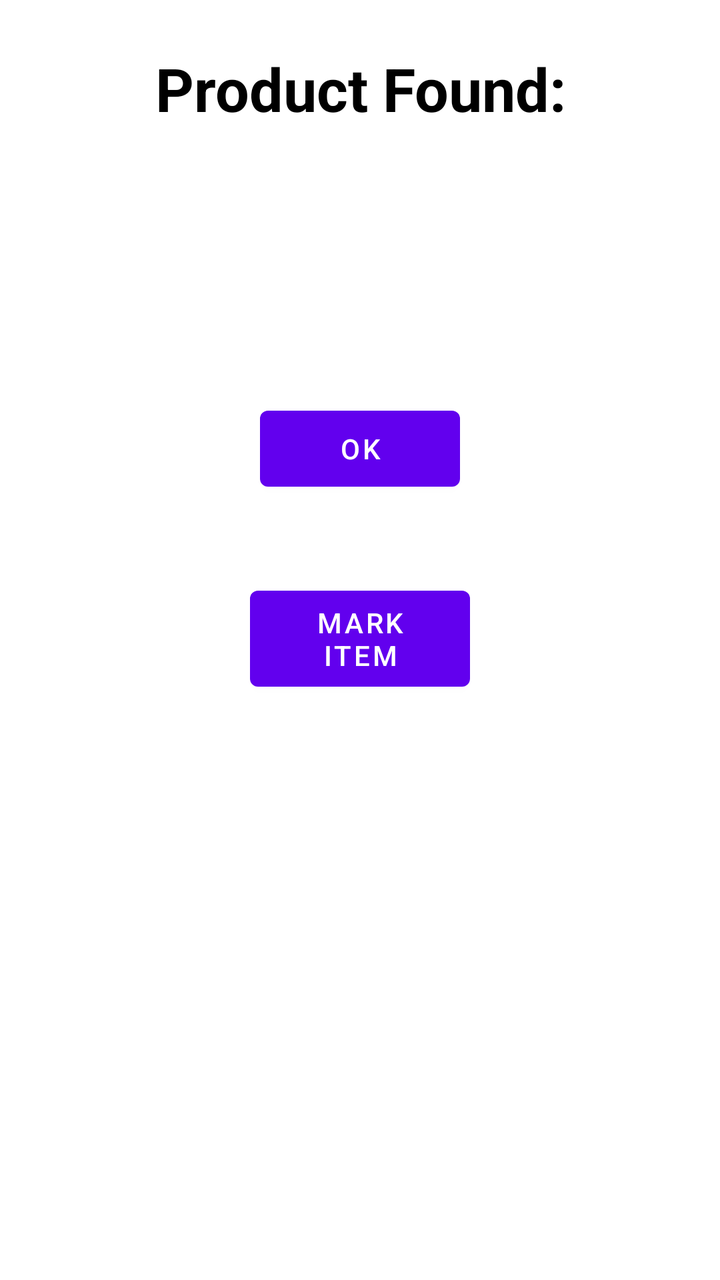
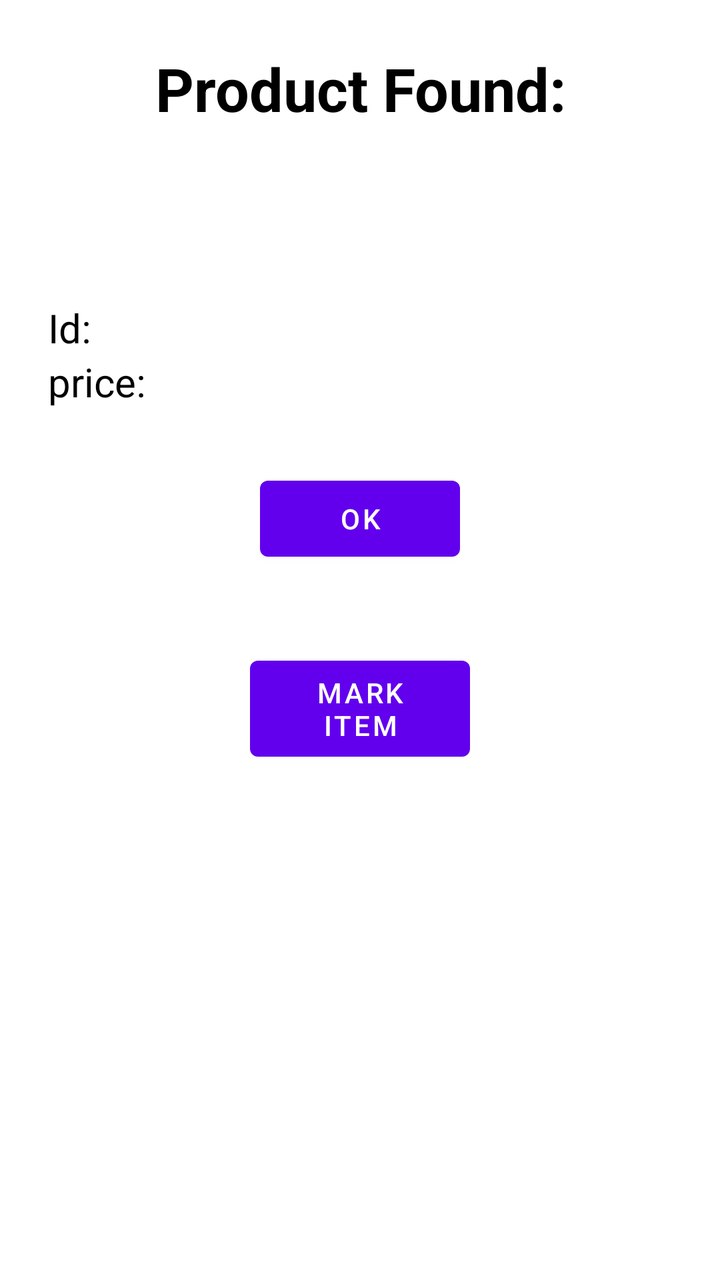

Screens rendered from an Android XML layout before and after an edit, with the pre-edit source and the edit as a unified diff.
<!-- AndroidManifest.xml: application theme Theme.SmartCart.Light -->
<!-- res/layout/popup_foundproduct.xml -->
<?xml version="1.0" encoding="utf-8"?>
<LinearLayout xmlns:android="http://schemas.android.com/apk/res/android"
    android:orientation="vertical"
    android:layout_width="match_parent"
    android:padding="24dp"
    android:layout_height="wrap_content">

    <TextView
        android:id="@+id/ProductFoundNameDisplay"
        android:layout_width="match_parent"
        android:layout_height="wrap_content"
        android:text="Product Found:\n\n"
        android:textSize="30sp"
        android:textStyle="bold"
        android:textColor="@color/black"
        android:layout_marginBottom="16dp"
        android:textAlignment="center"/>

    <TextView
        android:layout_width="match_parent"
        android:layout_height="wrap_content" />


    <com.google.android.material.button.MaterialButton
        android:layout_width="100dp"
        android:layout_height="50dp"
        android:id="@+id/buttonOkFoundProduct"
        android:text="OK"
        android:layout_gravity="center_horizontal"
        android:layout_marginTop="30dp"
        />

    <com.google.android.material.button.MaterialButton
        android:id="@+id/markItemButton"
        android:layout_width="110dp"
        android:layout_height="60dp"
        android:text="mark item"
        android:layout_gravity="center_horizontal"
        android:layout_marginTop="40dp"/>




</LinearLayout>
<!-- resources referenced by this layout -->
<resources>
  <color name="black">#FF000000</color>
  <style name="Theme.SmartCart.Light" parent="Theme.MaterialComponents.Light.NoActionBar">
          <item name="android:windowBackground">@android:color/white</item>
      </style>
</resources>

<!-- the commit's change to res/layout/popup_foundproduct.xml (unified diff, before → after) -->
@@ -17,8 +17,19 @@
         android:textAlignment="center"/>
 
     <TextView
+        android:id="@+id/ProductFoundIdDisplay"
         android:layout_width="match_parent"
-        android:layout_height="wrap_content" />
+        android:layout_height="wrap_content"
+        android:text="Id: "
+        android:textSize="20sp"
+        android:textColor="@color/black"/>
+    <TextView
+        android:id="@+id/ProductFoundPriceDisplay"
+        android:layout_width="match_parent"
+        android:layout_height="wrap_content"
+        android:text="price: "
+        android:textSize="20sp"
+        android:textColor="@color/black"/>
 
 
     <com.google.android.material.button.MaterialButton
